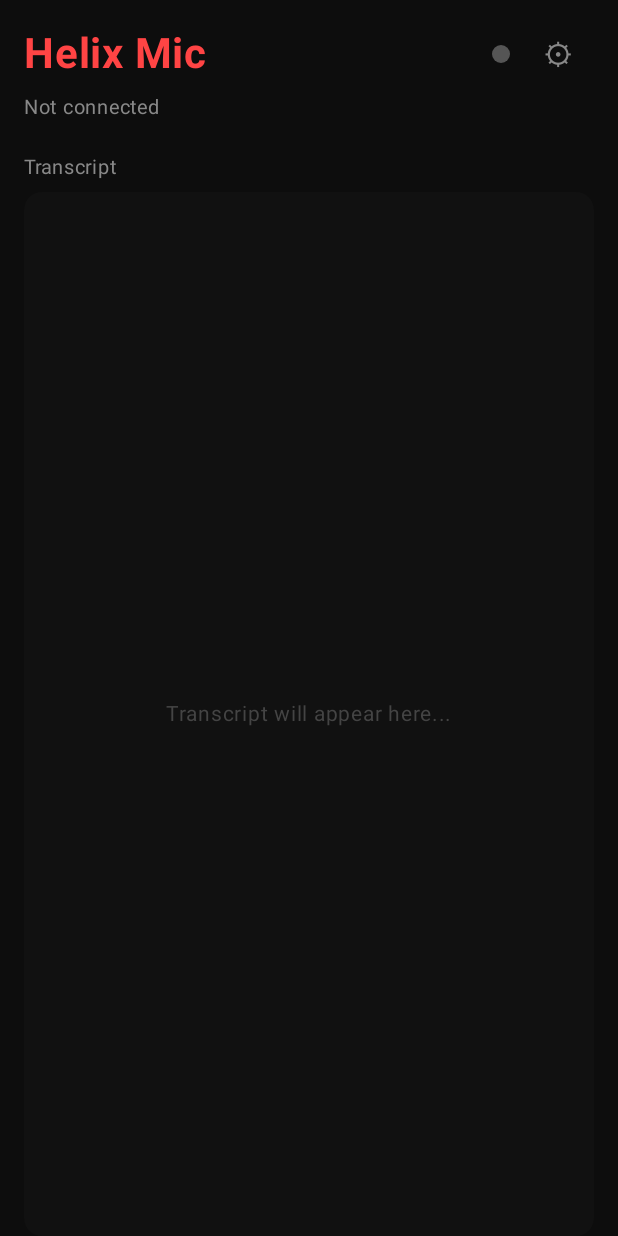
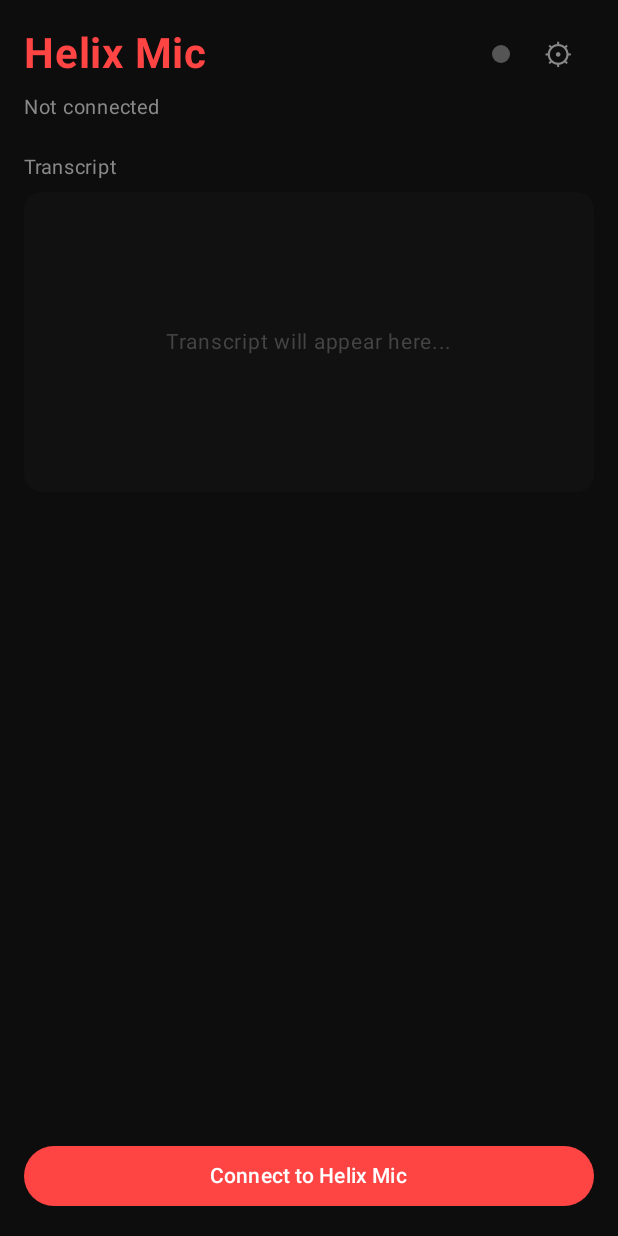
Before and after one commit to Bentlybro/helix, an Android app built with Jetpack Compose: the screen it shows after launch (MainActivity), on a phone screen of 412 x 824 dp. Run offline under Robolectric (Android 15) with nearby library versions, the phone set to English and light mode, and no system bars.

Commit message:
Fix transcript card height so connect button is visible

```diff
--- a/apps/helix-mic-android/app/src/main/java/com/helix/mic/MainActivity.kt
+++ b/apps/helix-mic-android/app/src/main/java/com/helix/mic/MainActivity.kt
@@ -367,8 +367,7 @@ fun TranscriptArea(
         Card(
             modifier = Modifier
                 .fillMaxWidth()
-                .weight(1f, fill = false)
-                .heightIn(min = 200.dp),
+                .height(200.dp),
             shape = RoundedCornerShape(12.dp),
             colors = CardDefaults.cardColors(containerColor = Color(0xFF111111))
         ) {
```
Also changed, not shown: 537 other files.
